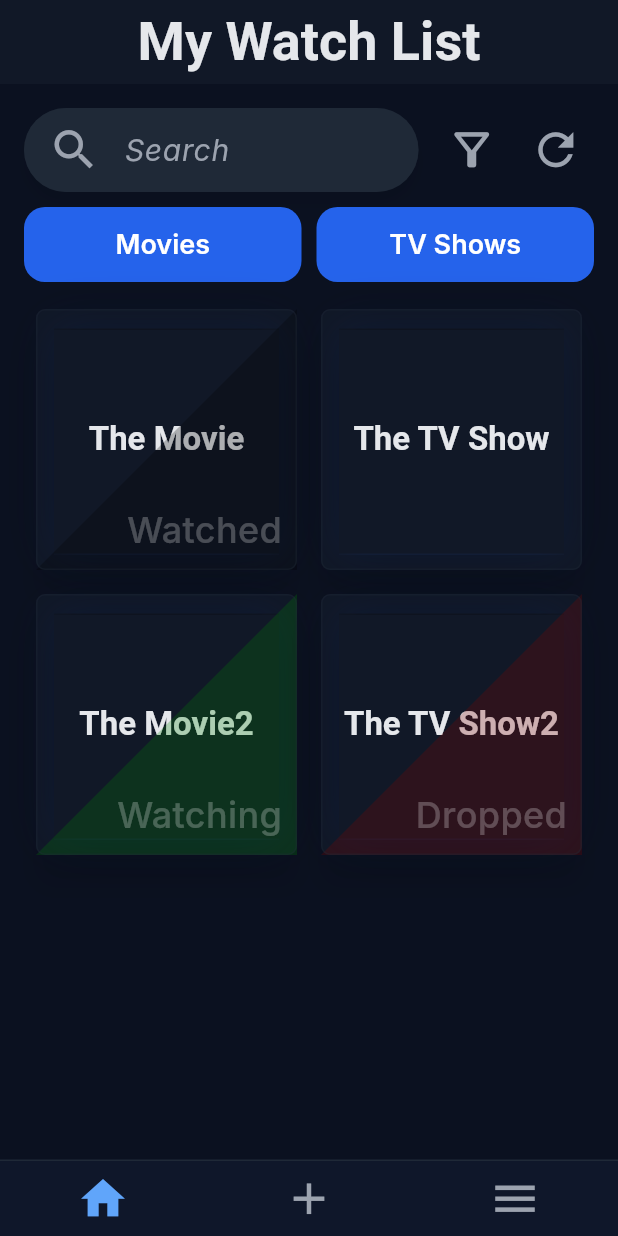
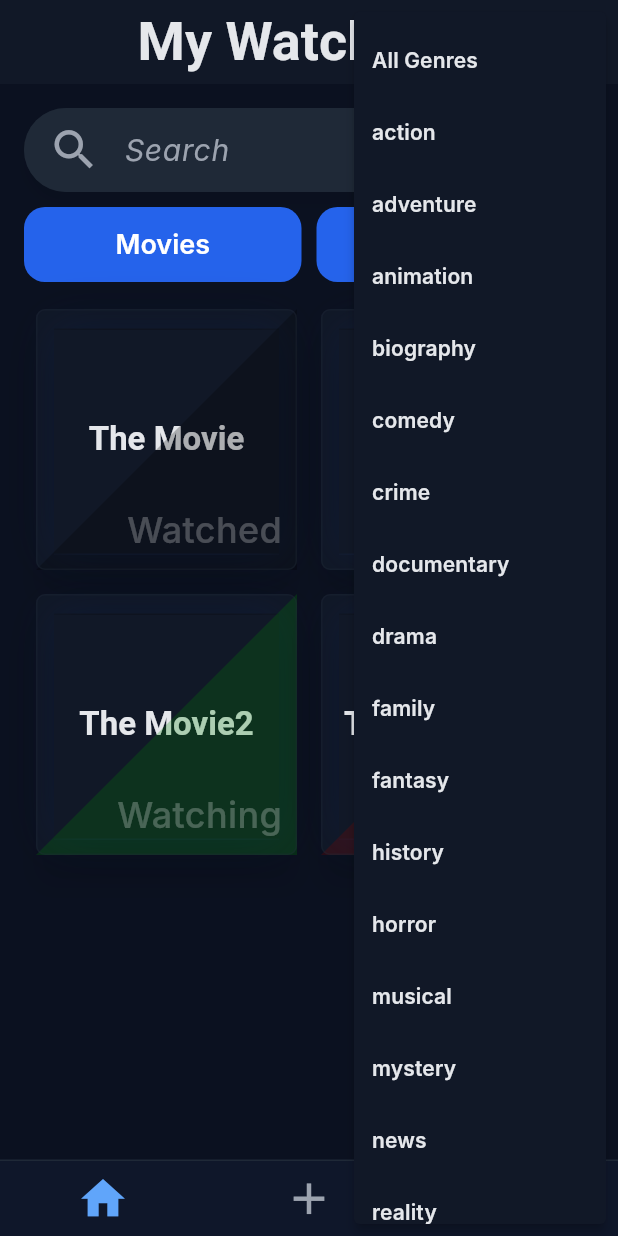
Before and after one commit to Bjorneee/movie_show_watchlist, a Flutter app: the screen it shows after launch, after a tap on the "filter alt" icon, on a phone screen of 412 x 824 dp. Run offline on Flutter 3.47's test engine with Material 3 defaults, Android fonts, the phone set to English and light mode, and no system bars; our stand-ins replace device_preview; missing offline and left inert: window_manager; Roboto replaces fonts that are missing (Inter, Poppins).

Commit message:
add logic to filter symbol in home screen

```diff
--- a/lib/classes/media.dart
+++ b/lib/classes/media.dart
@@ -5,6 +5,7 @@ import 'package:flutter/material.dart';
 enum Genre {
   action,
   adventure,
+  animation,
   biography,
   comedy,
   crime,
--- a/lib/pages/home_screen.dart
+++ b/lib/pages/home_screen.dart
@@ -6,10 +6,10 @@ import 'package:movie_show_watchlist/main.dart';
 
 //test cards
 final List<Media> testList = [
-  Media(title: 'The Movie', status: Status.watched, type: MediaType.movies), // Status changes card overlay color
-  Media(title: 'The TV Show', status: Status.notWatched, type: MediaType.tvShows),
-  Media(title: 'The Movie2', status: Status.watching, type: MediaType.movies),
-  Media(title: 'The TV Show2', status: Status.dropped, type: MediaType.tvShows)
+  Media(title: 'The Movie', genres: [Genre.action, Genre.animation], status: Status.watched, type: MediaType.movies), // Status changes card overlay color
+  Media(title: 'The TV Show', genres: [Genre.horror, Genre.mystery], status: Status.notWatched, type: MediaType.tvShows),
+  Media(title: 'The Movie2', genres: [Genre.scifi, Genre.adventure, Genre.fantasy], status: Status.watching, type: MediaType.movies),
+  Media(title: 'The TV Show2', genres: [Genre.crime, Genre.documentary], status: Status.dropped, type: MediaType.tvShows)
 ];
 
 class HomeScreen extends StatefulWidget {
@@ -23,13 +23,28 @@ class HomeScreen extends StatefulWidget {
 
 class _HomeScreen extends State<HomeScreen> {
   int selectTab = 0; // 0 = default, 1 = movies, 2 = shows
+  Genre? selectGenre;
 
   @override
   Widget build(BuildContext context) {
     final filteredList = testList.where((m) {
-      if (selectTab == 0) return true;
-      if (selectTab == 1) return m.type == MediaType.movies;
-      return m.type == MediaType.tvShows;
+      //filter for media type buttons
+      if (selectTab == 1 && m.type != MediaType.movies) {
+        return false;
+      }
+      if (selectTab == 2 && m.type != MediaType.tvShows) {
+        return false;
+      }
+      //genres filter
+      if (selectGenre != null) {
+        if (m.genres == null) {
+          return false;
+        }
+        if (!m.genres!.contains(selectGenre)) {
+          return false;
+        }
+      }
+      return true;
     }).toList();
 
     return Scaffold(
@@ -47,14 +62,34 @@ class _HomeScreen extends State<HomeScreen> {
                   ),
                   SizedBox(width: 10),
                   IconButton(
-                      onPressed: () {},
-                      icon: Icon(Icons.filter_alt_outlined)
+                      onPressed: () async {
+                        final result = await showMenu<Genre?>(
+                          context: context,
+                          position: const RelativeRect.fromLTRB(100, 80, 0, 0),
+                          items: [
+                            const PopupMenuItem(
+                                child: Text("All Genres"),
+                            ),
+                            ...Genre.values.map(
+                                (g) => PopupMenuItem(
+                                  child: Text(g.name),
+                                  value: g,
+                                )
+                            )
+                          ]
+                        );
+                        setState(() {
+                          selectGenre = result;
+                        });
+                      },
+                      icon: const Icon(Icons.filter_alt_outlined)
                   ),
                   SizedBox(width: 5),
                   IconButton(
                       onPressed: () {
                         setState(() {
                           selectTab = 0;
+                          selectGenre = null;
                         });
                       },
                       icon: Icon(Icons.refresh)
```
